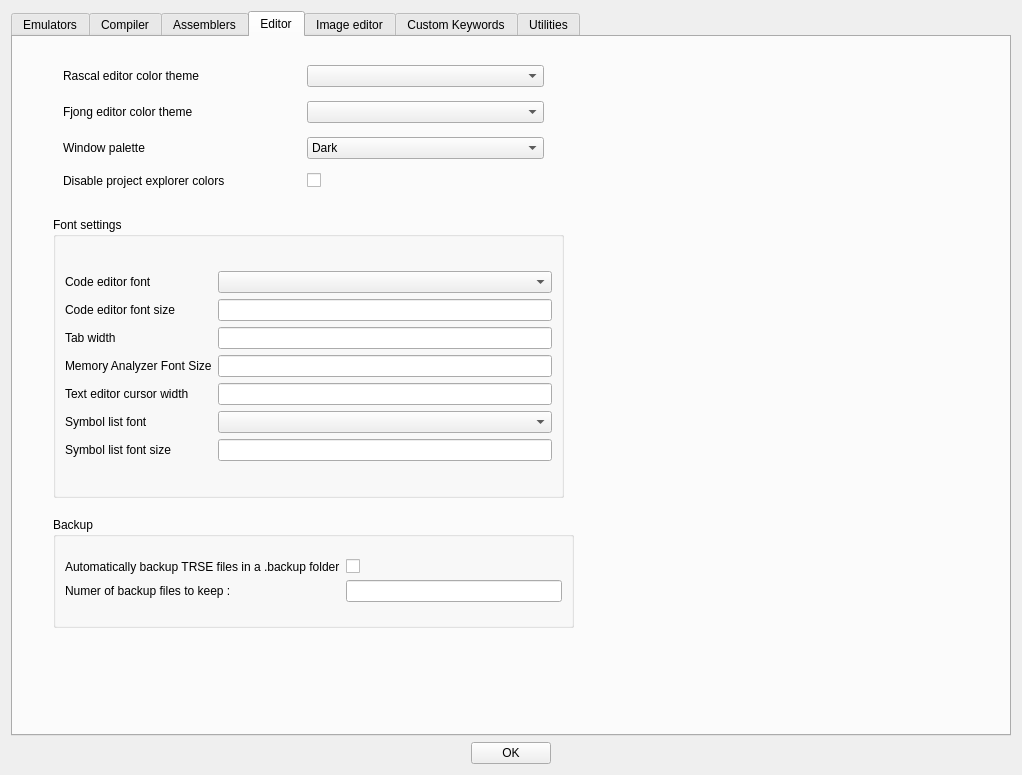
The window that source/dialogtrsesettings.ui (leuat/TRSE) describes before a commit, drawn with Qt 5.
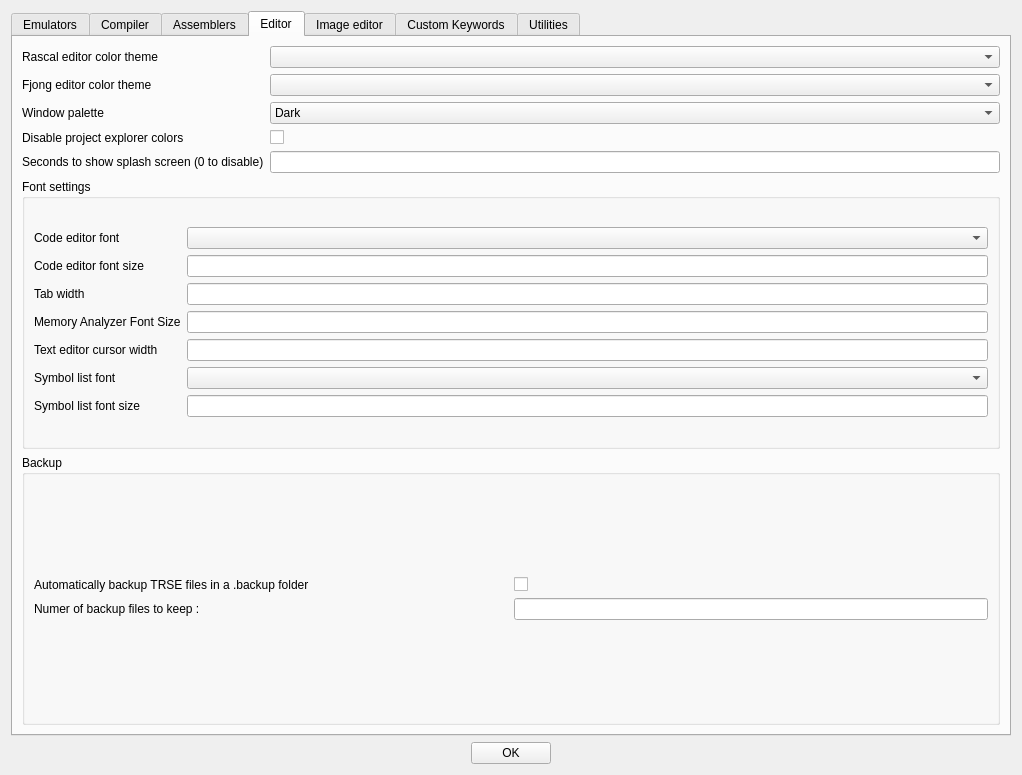
The same window after the commit. The open tabs and pages were chosen to show the change.

Commit message: Splash screen settings

Diff of the .ui file:
```diff
--- a/source/dialogtrsesettings.ui
+++ b/source/dialogtrsesettings.ui
@@ -885,15 +885,78 @@
         <attribute name="title">
          <string>Editor</string>
         </attribute>
+        <layout class="QGridLayout" name="gridLayout_24">
+         <item row="0" column="0">
+          <layout class="QGridLayout" name="gridLayout_5">
+           <item row="1" column="1">
+            <widget class="QComboBox" name="cmbThemeFjong"/>
+           </item>
+           <item row="4" column="0">
+            <widget class="QLabel" name="label_47">
+             <property name="text">
+              <string>Seconds to show splash screen (0 to disable)</string>
+             </property>
+            </widget>
+           </item>
+           <item row="2" column="0">
+            <widget class="QLabel" name="label_8">
+             <property name="text">
+              <string>Window palette</string>
+             </property>
+            </widget>
+           </item>
+           <item row="3" column="0">
+            <widget class="QLabel" name="label_41">
+             <property name="text">
+              <string>Disable project explorer colors</string>
+             </property>
+            </widget>
+           </item>
+           <item row="0" column="1">
+            <widget class="QComboBox" name="cmbTheme"/>
+           </item>
+           <item row="2" column="1">
+            <widget class="QComboBox" name="cmbPalette">
+             <item>
+              <property name="text">
+               <string>Dark</string>
+              </property>
+             </item>
+             <item>
+              <property name="text">
+               <string>Light</string>
+              </property>
+             </item>
+            </widget>
+           </item>
+           <item row="1" column="0">
+            <widget class="QLabel" name="label_21">
+             <property name="text">
+              <string>Fjong editor color theme</string>
+             </property>
+            </widget>
+           </item>
+           <item row="3" column="1">
+            <widget class="QCheckBox" name="chkDisableFileColors">
+             <property name="text">
+              <string/>
+             </property>
+            </widget>
+           </item>
+           <item row="0" column="0">
+            <widget class="QLabel" name="label_3">
+             <property name="text">
+              <string>Rascal editor color theme</string>
+             </property>
+            </widget>
+           </item>
+           <item row="4" column="1">
+            <widget class="QLineEdit" name="leSplashSeconds"/>
+           </item>
+          </layout>
+         </item>
+         <item row="1" column="0">
         <widget class="QGroupBox" name="groupBox">
-         <property name="geometry">
-          <rect>
-           <x>40</x>
-           <y>180</y>
-           <width>511</width>
-           <height>281</height>
-          </rect>
-         </property>
          <property name="title">
           <string>Font settings</string>
          </property>
@@ -994,82 +1057,9 @@
           </item>
          </layout>
         </widget>
-        <widget class="QWidget" name="gridLayoutWidget_4">
-         <property name="geometry">
-          <rect>
-           <x>50</x>
-           <y>20</y>
-           <width>481</width>
-           <height>141</height>
-          </rect>
-         </property>
-         <layout class="QGridLayout" name="gridLayout_5">
-          <item row="0" column="0">
-           <widget class="QLabel" name="label_3">
-            <property name="text">
-             <string>Rascal editor color theme</string>
-            </property>
-           </widget>
-          </item>
-          <item row="0" column="1">
-           <widget class="QComboBox" name="cmbTheme"/>
-          </item>
-          <item row="1" column="0">
-           <widget class="QLabel" name="label_21">
-            <property name="text">
-             <string>Fjong editor color theme</string>
-            </property>
-           </widget>
           </item>
           <item row="2" column="0">
-           <widget class="QLabel" name="label_8">
-            <property name="text">
-             <string>Window palette</string>
-            </property>
-           </widget>
-          </item>
-          <item row="1" column="1">
-           <widget class="QComboBox" name="cmbThemeFjong"/>
-          </item>
-          <item row="2" column="1">
-           <widget class="QComboBox" name="cmbPalette">
-            <item>
-             <property name="text">
-              <string>Dark</string>
-             </property>
-            </item>
-            <item>
-             <property name="text">
-              <string>Light</string>
-             </property>
-            </item>
-           </widget>
-          </item>
-          <item row="3" column="0">
-           <widget class="QLabel" name="label_41">
-            <property name="text">
-             <string>Disable project explorer colors</string>
-            </property>
-           </widget>
-          </item>
-          <item row="3" column="1">
-           <widget class="QCheckBox" name="chkDisableFileColors">
-            <property name="text">
-             <string/>
-            </property>
-           </widget>
-          </item>
-         </layout>
-        </widget>
         <widget class="QGroupBox" name="groupBox_11">
-         <property name="geometry">
-          <rect>
-           <x>40</x>
-           <y>480</y>
-           <width>521</width>
-           <height>111</height>
-          </rect>
-         </property>
          <property name="title">
           <string>Backup</string>
          </property>
@@ -1104,6 +1094,8 @@
           </item>
          </layout>
         </widget>
+         </item>
+        </layout>
        </widget>
        <widget class="QWidget" name="tab_5">
         <attribute name="title">
```
Left out of the diff: 2 changed lines with no effect on the pictures. Lines whose indentation alone changed are shown as unchanged. The commit also changes 15 other files.
